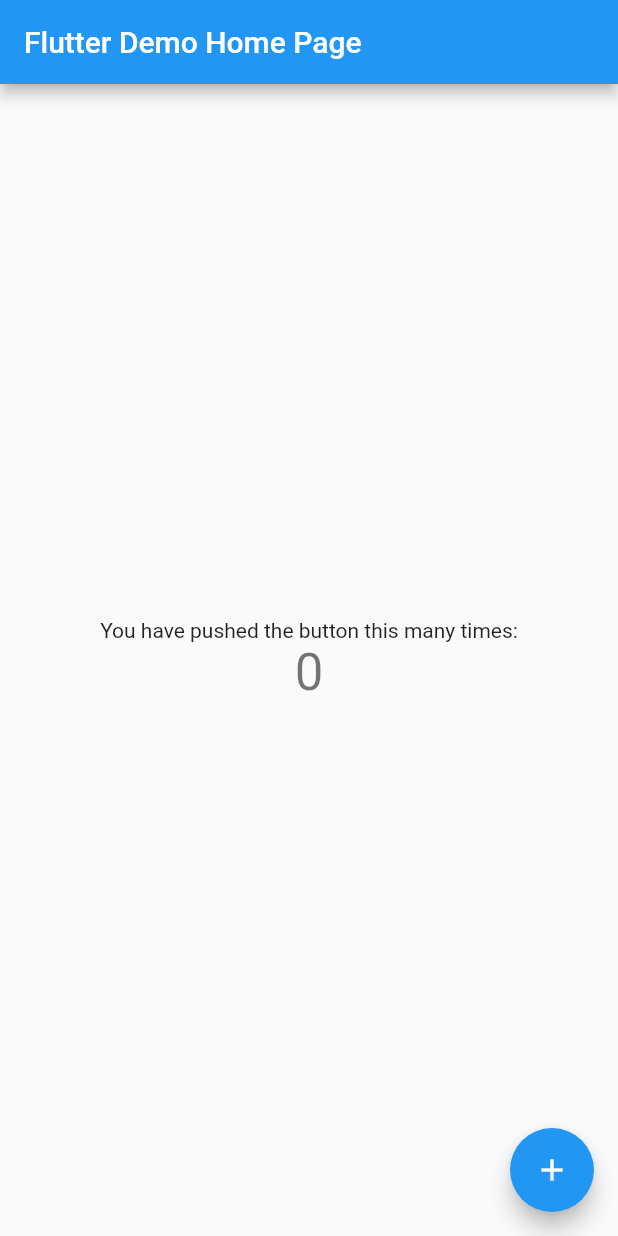
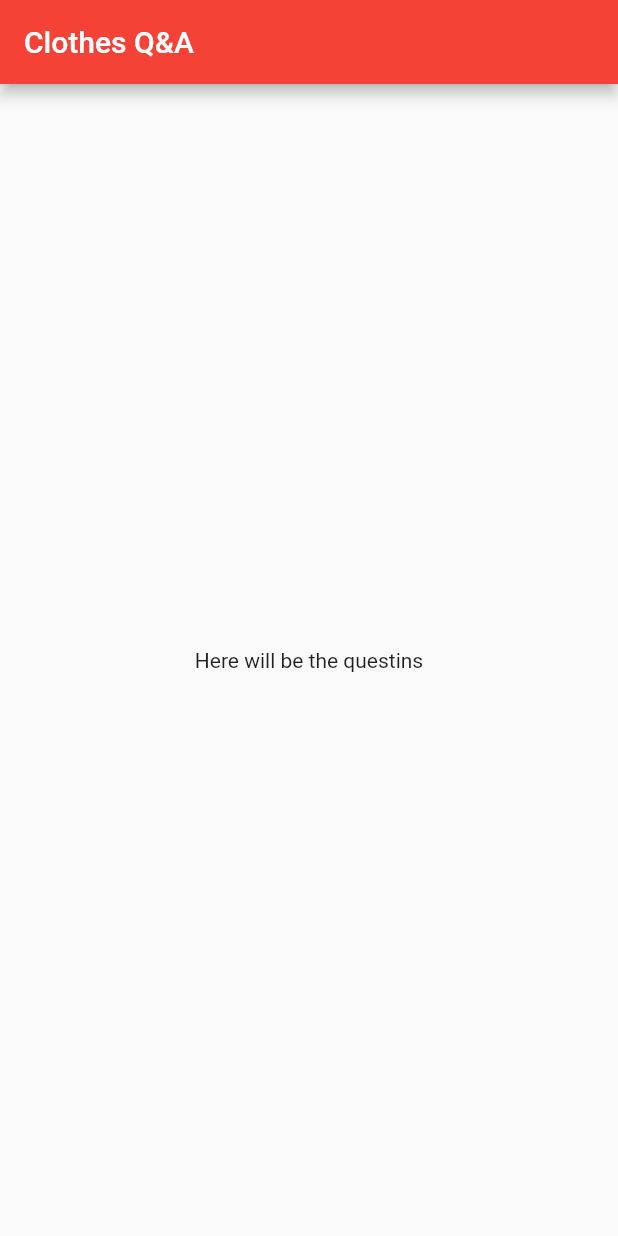
Before and after one commit to Flutter-Labs-MIS/lab_2, a Flutter app: the screen it shows after launch, on a phone screen of 412 x 824 dp. Run offline on Flutter 3.47's test engine with Material 2 defaults, Android fonts, the phone set to English and light mode, and no system bars.

Commit message:
removed unnecessary floating button and changed title for app

```diff
--- a/lib/main.dart
+++ b/lib/main.dart
@@ -10,11 +10,11 @@ class MyApp extends StatelessWidget {
   @override
   Widget build(BuildContext context) {
     return MaterialApp(
-      title: 'Flutter Demo',
+      title: 'Clothes Q&A',
       theme: ThemeData(
-        primarySwatch: Colors.blue,
+        primarySwatch: Colors.red,
       ),
-      home: const MyHomePage(title: 'Flutter Demo Home Page'),
+      home: const MyHomePage(title: 'Clothes Q&A'),
     );
   }
 }
@@ -29,38 +29,14 @@ class MyHomePage extends StatefulWidget {
 }
 
 class _MyHomePageState extends State<MyHomePage> {
-  int _counter = 0;
-
-  void _incrementCounter() {
-    setState(() {
-      _counter++;
-    });
-  }
-
   @override
   Widget build(BuildContext context) {
     return Scaffold(
       appBar: AppBar(
         title: Text(widget.title),
       ),
-      body: Center(
-        child: Column(
-          mainAxisAlignment: MainAxisAlignment.center,
-          children: <Widget>[
-            const Text(
-              'You have pushed the button this many times:',
-            ),
-            Text(
-              '$_counter',
-              style: Theme.of(context).textTheme.headlineMedium,
-            ),
-          ],
-        ),
-      ),
-      floatingActionButton: FloatingActionButton(
-        onPressed: _incrementCounter,
-        tooltip: 'Increment',
-        child: const Icon(Icons.add),
+      body: const Center(
+        child: Text("Here will be the questins"),
       ),
     );
   }
```
